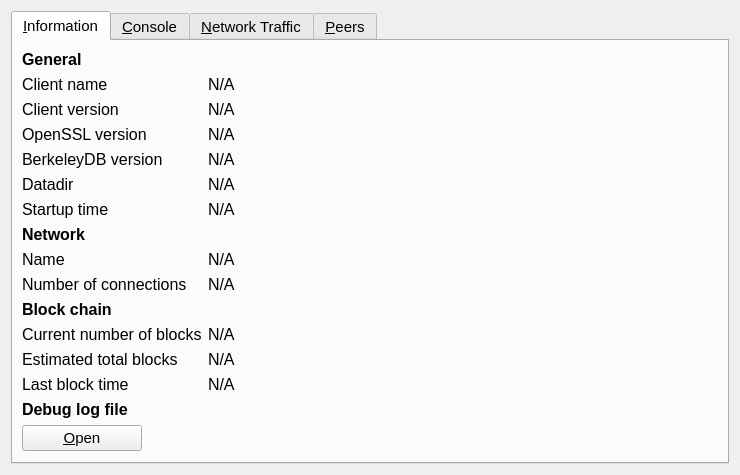
First picture: the form in src/qt/forms/debugwindow.ui, repository solrac3658/CryptoniteTesis, before the edit.
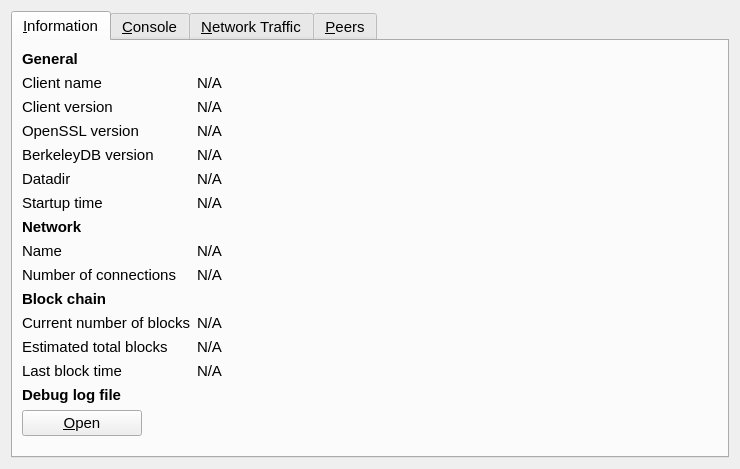
Second picture: the form after the edit. Icons and pictures are not drawn. Custom widgets are drawn as their Qt base class.

Patch:
```diff
--- a/src/qt/forms/debugwindow.ui
+++ b/src/qt/forms/debugwindow.ui
@@ -7,7 +7,7 @@
     <x>0</x>
     <y>0</y>
     <width>740</width>
-    <height>450</height>
+    <height>469</height>
    </rect>
   </property>
   <property name="windowTitle">
@@ -33,7 +33,7 @@
         <widget class="QLabel" name="label_9">
          <property name="font">
           <font>
-           <pointsize>12</pointsize>
+           <pointsize>11</pointsize>
            <weight>75</weight>
            <bold>true</bold>
           </font>
@@ -47,7 +47,7 @@
         <widget class="QLabel" name="label_5">
          <property name="font">
           <font>
-           <pointsize>12</pointsize>
+           <pointsize>11</pointsize>
           </font>
          </property>
          <property name="text">
@@ -59,7 +59,7 @@
         <widget class="QLabel" name="clientName">
          <property name="font">
           <font>
-           <pointsize>12</pointsize>
+           <pointsize>11</pointsize>
           </font>
          </property>
          <property name="cursor">
@@ -80,7 +80,7 @@
         <widget class="QLabel" name="label_6">
          <property name="font">
           <font>
-           <pointsize>12</pointsize>
+           <pointsize>11</pointsize>
           </font>
          </property>
          <property name="text">
@@ -92,7 +92,7 @@
         <widget class="QLabel" name="clientVersion">
          <property name="font">
           <font>
-           <pointsize>12</pointsize>
+           <pointsize>11</pointsize>
           </font>
          </property>
          <property name="cursor">
@@ -113,7 +113,7 @@
         <widget class="QLabel" name="label_14">
          <property name="font">
           <font>
-           <pointsize>12</pointsize>
+           <pointsize>11</pointsize>
           </font>
          </property>
          <property name="text">
@@ -128,7 +128,7 @@
         <widget class="QLabel" name="openSSLVersion">
          <property name="font">
           <font>
-           <pointsize>12</pointsize>
+           <pointsize>11</pointsize>
           </font>
          </property>
          <property name="cursor">
@@ -149,7 +149,7 @@
         <widget class="QLabel" name="label_berkeleyDBVersion">
          <property name="font">
           <font>
-           <pointsize>12</pointsize>
+           <pointsize>11</pointsize>
           </font>
          </property>
          <property name="text">
@@ -164,7 +164,7 @@
         <widget class="QLabel" name="berkeleyDBVersion">
          <property name="font">
           <font>
-           <pointsize>12</pointsize>
+           <pointsize>11</pointsize>
           </font>
          </property>
          <property name="cursor">
@@ -185,7 +185,7 @@
         <widget class="QLabel" name="label_12">
          <property name="font">
           <font>
-           <pointsize>12</pointsize>
+           <pointsize>11</pointsize>
           </font>
          </property>
          <property name="text">
@@ -197,7 +197,7 @@
         <widget class="QLabel" name="dataDir">
          <property name="font">
           <font>
-           <pointsize>12</pointsize>
+           <pointsize>11</pointsize>
           </font>
          </property>
          <property name="cursor">
@@ -221,7 +221,7 @@
         <widget class="QLabel" name="label_13">
          <property name="font">
           <font>
-           <pointsize>12</pointsize>
+           <pointsize>11</pointsize>
           </font>
          </property>
          <property name="text">
@@ -233,7 +233,7 @@
         <widget class="QLabel" name="startupTime">
          <property name="font">
           <font>
-           <pointsize>12</pointsize>
+           <pointsize>11</pointsize>
           </font>
          </property>
          <property name="cursor">
@@ -254,7 +254,7 @@
         <widget class="QLabel" name="label_11">
          <property name="font">
           <font>
-           <pointsize>12</pointsize>
+           <pointsize>11</pointsize>
            <weight>75</weight>
            <bold>true</bold>
           </font>
@@ -268,7 +268,7 @@
         <widget class="QLabel" name="label_8">
          <property name="font">
           <font>
-           <pointsize>12</pointsize>
+           <pointsize>11</pointsize>
           </font>
          </property>
          <property name="text">
@@ -280,7 +280,7 @@
         <widget class="QLabel" name="networkName">
          <property name="font">
           <font>
-           <pointsize>12</pointsize>
+           <pointsize>11</pointsize>
           </font>
          </property>
          <property name="cursor">
@@ -301,7 +301,7 @@
         <widget class="QLabel" name="label_7">
          <property name="font">
           <font>
-           <pointsize>12</pointsize>
+           <pointsize>11</pointsize>
           </font>
          </property>
          <property name="text">
@@ -313,7 +313,7 @@
         <widget class="QLabel" name="numberOfConnections">
          <property name="font">
           <font>
-           <pointsize>12</pointsize>
+           <pointsize>11</pointsize>
           </font>
          </property>
          <property name="cursor">
@@ -334,7 +334,7 @@
         <widget class="QLabel" name="label_10">
          <property name="font">
           <font>
-           <pointsize>12</pointsize>
+           <pointsize>11</pointsize>
            <weight>75</weight>
            <bold>true</bold>
           </font>
@@ -348,7 +348,7 @@
         <widget class="QLabel" name="label_3">
          <property name="font">
           <font>
-           <pointsize>12</pointsize>
+           <pointsize>11</pointsize>
           </font>
          </property>
          <property name="text">
@@ -360,7 +360,7 @@
         <widget class="QLabel" name="numberOfBlocks">
          <property name="font">
           <font>
-           <pointsize>12</pointsize>
+           <pointsize>11</pointsize>
           </font>
          </property>
          <property name="cursor">
@@ -381,7 +381,7 @@
         <widget class="QLabel" name="label_4">
          <property name="font">
           <font>
-           <pointsize>12</pointsize>
+           <pointsize>11</pointsize>
           </font>
          </property>
          <property name="text">
@@ -393,7 +393,7 @@
         <widget class="QLabel" name="totalBlocks">
          <property name="font">
           <font>
-           <pointsize>12</pointsize>
+           <pointsize>11</pointsize>
           </font>
          </property>
          <property name="cursor">
@@ -414,7 +414,7 @@
         <widget class="QLabel" name="label_2">
          <property name="font">
           <font>
-           <pointsize>12</pointsize>
+           <pointsize>11</pointsize>
           </font>
          </property>
          <property name="text">
@@ -426,7 +426,7 @@
         <widget class="QLabel" name="lastBlockTime">
          <property name="font">
           <font>
-           <pointsize>12</pointsize>
+           <pointsize>11</pointsize>
           </font>
          </property>
          <property name="cursor">
@@ -447,7 +447,7 @@
         <widget class="QLabel" name="labelDebugLogfile">
          <property name="font">
           <font>
-           <pointsize>12</pointsize>
+           <pointsize>11</pointsize>
            <weight>75</weight>
            <bold>true</bold>
           </font>
```
